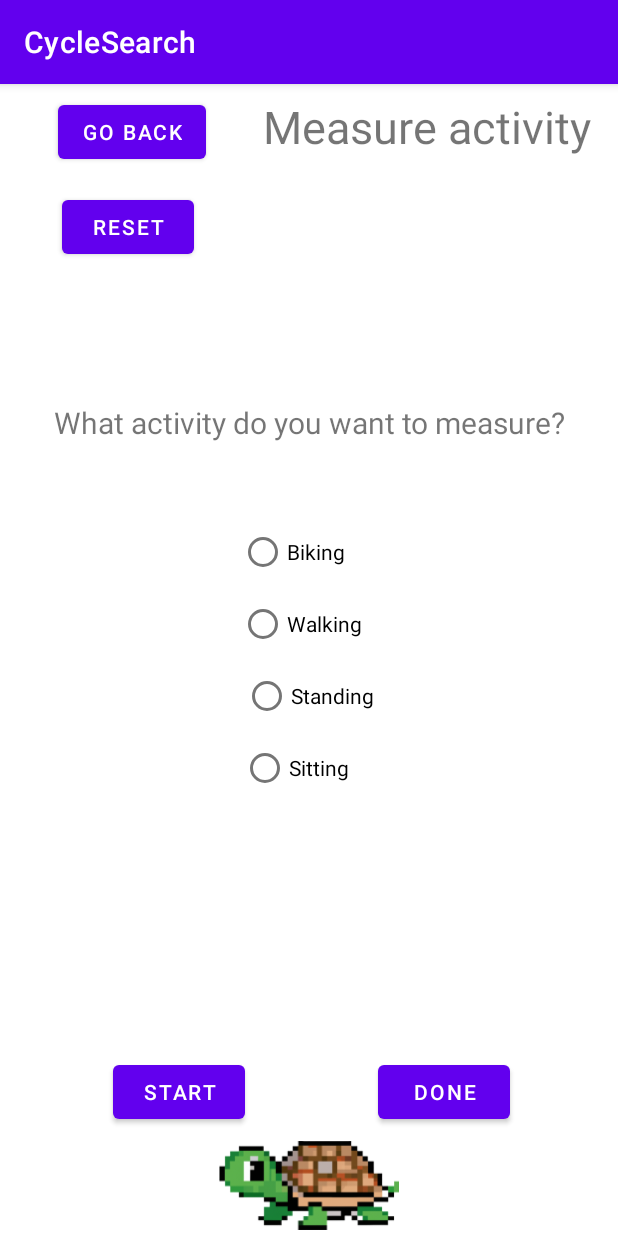
After one commit to MrMoussie/CycleSearch, an Android app: the fragment WekaFragment shown on its own in the app's theme, on a phone screen of 412 x 824 dp. The commit adds this screen. Run offline under Robolectric (Android 15) with nearby library versions, the phone set to English and light mode, and no system bars.

Commit message:
App is almost ready to be used for training set gathering

```diff
--- /dev/null
+++ b/app/src/main/java/com/example/cyclesearch/WekaFragment.java
@@ -0,0 +1,114 @@
+package com.example.cyclesearch;
+
+import android.os.Bundle;
+import android.view.LayoutInflater;
+import android.view.View;
+import android.view.ViewGroup;
+import android.widget.RadioButton;
+import android.widget.RadioGroup;
+
+import androidx.annotation.NonNull;
+import androidx.fragment.app.Fragment;
+import androidx.navigation.fragment.NavHostFragment;
+
+import com.example.cyclesearch.databinding.FragmentWekaBinding;
+
+
+public class WekaFragment extends Fragment {
+
+    private FragmentWekaBinding binding;
+    private final String TAG = "[SYSTEM]: ";
+
+
+    @Override
+    public View onCreateView(
+            LayoutInflater inflater, ViewGroup container,
+            Bundle savedInstanceState
+    ) {
+
+        binding = FragmentWekaBinding.inflate(inflater, container, false);
+        return binding.getRoot();
+
+    }
+
+    public void onViewCreated(@NonNull View view, Bundle savedInstanceState) {
+        super.onViewCreated(view, savedInstanceState);
+
+
+        //Go back button
+        binding.button3.setOnClickListener
+                (v -> NavHostFragment.findNavController(WekaFragment.this)
+                .navigate(R.id.walkingButton));
+
+        //Reset Button
+        binding.button4.setOnClickListener
+                (v -> System.out.println(TAG + "The measurement was reset"));
+
+        //Start button
+        binding.startButton.setOnClickListener
+                (v -> System.out.println(TAG+ "The measurement started"));
+
+        //Done button
+        binding.doneButton.setOnClickListener
+                (v -> System.out.println(TAG + "The measurement ended"));
+
+     //Radio group
+        RadioGroup radioGroup =((RadioGroup) view.findViewById(R.id.radioGroup));
+        radioGroup.setOnCheckedChangeListener(new RadioGroup.OnCheckedChangeListener() {
+            @Override
+            public void onCheckedChanged(RadioGroup group, int checkedId) {
+                if(checkedId == R.id.bikingButton){
+                    System.out.println("You are now biking");
+                }
+                else if(checkedId == R.id.walkingButton){
+                    System.out.println("You are now walking");
+                }
+                else if(checkedId == R.id.standingButton){
+                    System.out.println("You are standing");
+                }
+                else if(checkedId == R.id.sittingButton){
+                    System.out.println("You are now sitting");
+                }
+
+            }
+        });
+
+
+    }
+
+    @Override
+    public void onDestroyView() {
+        super.onDestroyView();
+        binding = null;
+    }
+
+    public void onRadioButtonClick(View view) {
+
+        boolean checked = ((RadioButton) view).isChecked();
+
+        switch (view.getId()) {
+            case R.id.bikingButton:
+                if(checked)
+                    //Biking
+                    System.out.println(TAG + "The biking button was selected");
+                    break;
+
+            case R.id.walkingButton:
+                if(checked)
+                    //Biking
+                    break;
+
+            case R.id.standingButton:
+                if(checked)
+                    //Biking
+                    break;
+
+            case R.id.sittingButton:
+                if(checked)
+                    //Biking
+                    break;
+        }
+    }
+
+
+}
--- /dev/null
+++ b/app/src/main/res/layout/fragment_weka.xml
@@ -0,0 +1,153 @@
+<?xml version="1.0" encoding="utf-8"?>
+<androidx.constraintlayout.widget.ConstraintLayout xmlns:android="http://schemas.android.com/apk/res/android"
+    xmlns:app="http://schemas.android.com/apk/res-auto"
+    xmlns:tools="http://schemas.android.com/tools"
+    android:id="@+id/frameLayout3"
+    android:layout_width="match_parent"
+    android:layout_height="match_parent"
+    tools:context=".WekaFragment">
+
+    <!-- TODO: Update blank fragment layout -->
+
+    <TextView
+        android:id="@+id/textView"
+        android:layout_width="wrap_content"
+        android:layout_height="wrap_content"
+        android:layout_marginTop="8dp"
+        android:paddingLeft="5dp"
+        android:text="Measure activity"
+        android:textSize="30sp"
+        app:layout_constraintEnd_toEndOf="parent"
+
+        app:layout_constraintHorizontal_bias="0.906"
+        app:layout_constraintStart_toStartOf="parent"
+        app:layout_constraintTop_toTopOf="parent"
+        tools:ignore="MissingConstraints" />
+
+    <Button
+        android:id="@+id/button3"
+        android:layout_width="wrap_content"
+        android:layout_height="wrap_content"
+        android:layout_marginTop="8dp"
+        android:text="Go back"
+        app:layout_constraintEnd_toStartOf="@+id/textView"
+        app:layout_constraintHorizontal_bias="0.542"
+
+        app:layout_constraintStart_toStartOf="parent"
+        app:layout_constraintTop_toTopOf="parent"
+        tools:ignore="MissingConstraints" />
+
+    <ImageView
+        android:id="@+id/imageView3"
+        android:layout_width="120dp"
+        android:layout_height="67dp"
+        android:src="@drawable/turtle"
+        app:layout_constraintBottom_toBottomOf="parent"
+        app:layout_constraintEnd_toEndOf="parent"
+        app:layout_constraintStart_toStartOf="parent" />
+
+    <Button
+        android:id="@+id/button4"
+        android:layout_width="wrap_content"
+        android:layout_height="wrap_content"
+        android:layout_marginTop="15dp"
+        android:text="Reset"
+        app:layout_constraintEnd_toStartOf="@+id/textView"
+        app:layout_constraintStart_toStartOf="parent"
+        app:layout_constraintTop_toBottomOf="@+id/button3"
+        tools:ignore="MissingConstraints" />
+
+    <RadioGroup
+        android:id="@+id/radioGroup"
+        android:layout_width="match_parent"
+        android:layout_height="match_parent"
+        android:gravity="center"
+        tools:layout_editor_absoluteX="0dp"
+        tools:layout_editor_absoluteY="16dp">
+
+        <RadioButton
+            android:id="@+id/bikingButton"
+            android:layout_width="93dp"
+            android:layout_height="wrap_content"
+            android:text="Biking"
+            app:layout_constraintBottom_toBottomOf="parent"
+            app:layout_constraintEnd_toEndOf="parent"
+            app:layout_constraintHorizontal_bias="0.478"
+            app:layout_constraintStart_toStartOf="parent"
+            app:layout_constraintTop_toBottomOf="@+id/textView"
+            tools:ignore="MissingConstraints"
+
+            />
+
+        <RadioButton
+            android:id="@+id/walkingButton"
+            android:layout_width="93dp"
+            android:layout_height="wrap_content"
+            android:text="Walking"
+            app:layout_constraintEnd_toEndOf="parent"
+            app:layout_constraintHorizontal_bias="0.495"
+            app:layout_constraintStart_toStartOf="parent"
+            app:layout_constraintTop_toBottomOf="@+id/bikingButton"
+            tools:ignore="MissingConstraints"
+            />
+
+        <RadioButton
+            android:id="@+id/standingButton"
+            android:layout_width="wrap_content"
+            android:layout_height="wrap_content"
+            android:text="Standing"
+            app:layout_constraintEnd_toEndOf="parent"
+            app:layout_constraintStart_toStartOf="parent"
+            app:layout_constraintTop_toBottomOf="@+id/walkingButton"
+            tools:ignore="MissingConstraints"
+            />
+
+        <RadioButton
+            android:id="@+id/sittingButton"
+            android:layout_width="90dp"
+            android:layout_height="wrap_content"
+            android:text="Sitting"
+            app:layout_constraintEnd_toEndOf="parent"
+            app:layout_constraintHorizontal_bias="0.48"
+            app:layout_constraintStart_toStartOf="parent"
+            app:layout_constraintTop_toBottomOf="@+id/standingButton"
+            tools:ignore="MissingConstraints"
+           />
+
+    </RadioGroup>
+
+    <Button
+        android:id="@+id/startButton"
+        android:layout_width="wrap_content"
+        android:layout_height="wrap_content"
+        android:layout_marginStart="48dp"
+        android:layout_marginBottom="72dp"
+        android:text="Start"
+        app:layout_constraintBottom_toBottomOf="parent"
+        app:layout_constraintEnd_toStartOf="@+id/doneButton"
+        app:layout_constraintHorizontal_bias="0.238"
+        app:layout_constraintStart_toStartOf="parent" />
+
+    <TextView
+        android:id="@+id/textView3"
+        android:layout_width="match_parent"
+        android:layout_height="wrap_content"
+        android:text="What activity do you want to measure?"
+        android:textSize="20sp"
+        android:layout_marginBottom="250dp"
+        android:gravity="center"
+        app:layout_constraintBottom_toTopOf="@+id/imageView3"
+        app:layout_constraintTop_toTopOf="@+id/radioGroup"
+        tools:ignore="MissingConstraints" />
+
+    <Button
+        android:id="@+id/doneButton"
+        android:layout_width="wrap_content"
+        android:layout_height="wrap_content"
+        android:layout_marginEnd="72dp"
+        android:layout_marginBottom="72dp"
+        android:text="Done"
+        app:layout_constraintBottom_toBottomOf="parent"
+        app:layout_constraintEnd_toEndOf="parent" />
+
+</androidx.constraintlayout.widget.ConstraintLayout>
```
Also changed, not shown: app/src/main/java/com/example/cyclesearch/MapsActivity.java (+27 -1 lines), app/src/main/java/com/example/cyclesearch/MySensor.java (+9 -0 lines), app/src/main/java/com/example/cyclesearch/SensorActivity.java (+3 -9 lines), app/src/main/res/layout/activity_main.xml (+66 -3 lines).
